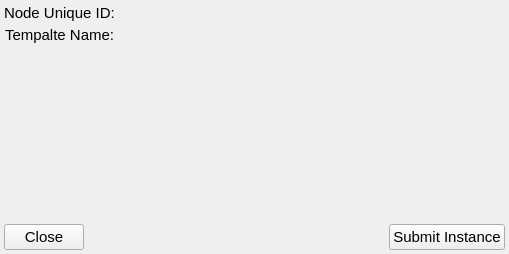
Old version of the form ccs/node/control_unit/CommandTemplateInstanceEditor.ui in the repository bisegni/chaosframework.
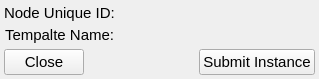
New version of the form.

Commit message: fixed the submition of the command(needs to be implementer the job for the forwarding of command)

Diff of the .ui file:
```diff
--- a/ccs/node/control_unit/CommandTemplateInstanceEditor.ui
+++ b/ccs/node/control_unit/CommandTemplateInstanceEditor.ui
@@ -6,10 +6,16 @@
    <rect>
     <x>0</x>
     <y>0</y>
-    <width>509</width>
-    <height>254</height>
+    <width>319</width>
+    <height>79</height>
    </rect>
   </property>
+  <property name="minimumSize">
+   <size>
+    <width>283</width>
+    <height>79</height>
+   </size>
+  </property>
   <property name="font">
    <font>
     <pointsize>11</pointsize>
@@ -36,6 +42,9 @@
    </property>
    <item>
     <layout class="QGridLayout" name="gridLayout" columnstretch="0,1">
+     <property name="sizeConstraint">
+      <enum>QLayout::SetDefaultConstraint</enum>
+     </property>
      <property name="spacing">
       <number>4</number>
      </property>
@@ -53,8 +62,15 @@
      </item>
      <item row="1" column="1">
       <widget class="QLabel" name="labelTemplateName">
+       <property name="sizePolicy">
+        <sizepolicy hsizetype="Preferred" vsizetype="Fixed">
+         <horstretch>0</horstretch>
+         <verstretch>0</verstretch>
+        </sizepolicy>
+       </property>
        <property name="font">
         <font>
+         <pointsize>11</pointsize>
          <weight>75</weight>
          <bold>true</bold>
         </font>
@@ -81,8 +97,15 @@
      </item>
      <item row="0" column="1">
       <widget class="QLabel" name="labelNodeUniqueID">
+       <property name="sizePolicy">
+        <sizepolicy hsizetype="Preferred" vsizetype="Fixed">
+         <horstretch>0</horstretch>
+         <verstretch>0</verstretch>
+        </sizepolicy>
+       </property>
        <property name="font">
         <font>
+         <pointsize>11</pointsize>
          <weight>75</weight>
          <bold>true</bold>
         </font>
@@ -96,11 +119,14 @@
    </item>
    <item>
     <layout class="QFormLayout" name="formLayoutInputParameter">
+     <property name="fieldGrowthPolicy">
+      <enum>QFormLayout::AllNonFixedFieldsGrow</enum>
+     </property>
      <property name="horizontalSpacing">
-      <number>4</number>
+      <number>2</number>
      </property>
      <property name="verticalSpacing">
-      <number>4</number>
+      <number>2</number>
      </property>
     </layout>
    </item>
```
Left out of the diff: 12 changed lines with no effect on the pictures. The commit also changes 10 other files.
